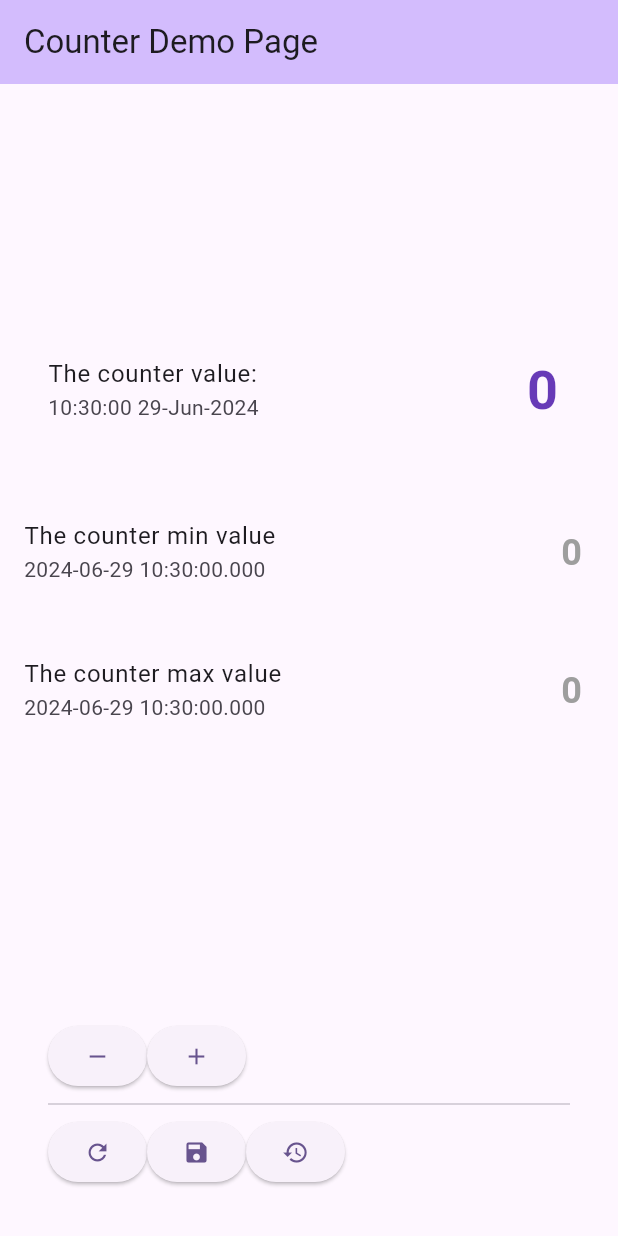
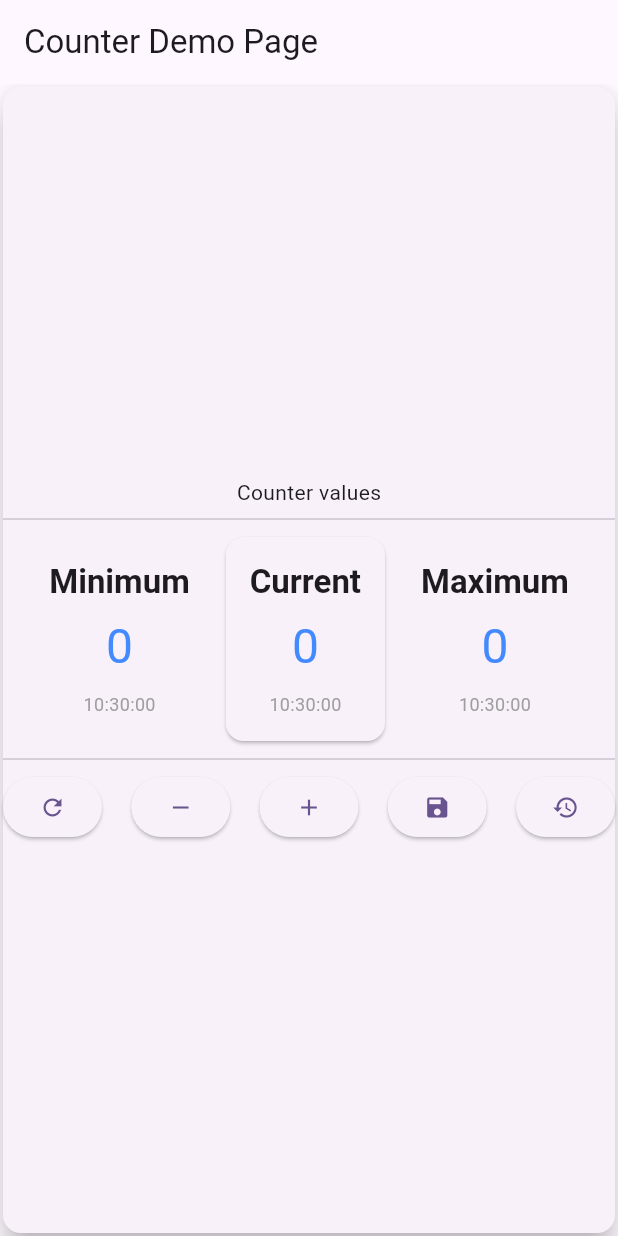
Before and after one commit to xkyony/count2infinity, a Flutter app: the screen it shows after launch, on a phone screen of 412 x 824 dp. Run offline on Flutter 3.47's test engine with Material 3 defaults, Android fonts, the phone set to English and light mode, and no system bars; our stand-ins replace cloud_firestore, firebase_core, flutter_riverpod, flutter_secure_storage, freezed_annotation, logger and 2 more; missing offline and left inert: fake_cloud_firestore; accounts and stored records are empty; generated files the repository leaves out were written again.

Commit message:
feat:counter/show page

```diff
--- a/lib/features/counter/show_page.dart
+++ b/lib/features/counter/show_page.dart
@@ -1,8 +1,8 @@
 import 'package:flutter/material.dart';
 import 'package:flutter_riverpod/flutter_riverpod.dart';
-import 'package:intl/intl.dart';
 import 'package:pharmacy/features/counter/controller.dart';
-import 'package:pharmacy/widgets/async_value_widget.dart';
+import 'model.dart';
+import 'widgets/card.dart';
 
 class CounterShowPage extends ConsumerWidget {
   const CounterShowPage({super.key, required this.title});
@@ -12,107 +12,19 @@ class CounterShowPage extends ConsumerWidget {
   Widget build(BuildContext context, WidgetRef ref) {
     return Scaffold(
       appBar: AppBar(
-        backgroundColor: Theme.of(context).colorScheme.inversePrimary,
         title: Text(title),
       ),
       body: Center(
-        child: AsyncValueWidget(
-          value: ref.watch(currentCounterProvider),
-          data: (counter) {
-            final time = DateFormat('HH:mm:ss dd-MMM-yyyy').format(counter!.at);
-            return Column(
-              mainAxisAlignment: MainAxisAlignment.center,
-              children: <Widget>[
-                Padding(
-                  padding: const EdgeInsets.all(16.0),
-                  child: ListTile(
-                    title: const Text('The counter value:'),
-                    subtitle: Text(
-                      key: const Key('counter_at'),
-                      time,
-                    ),
-                    trailing: Text(
-                      key: const Key('counter_value'),
-                      '${counter.value}',
-                      style:
-                          Theme.of(context).textTheme.headlineLarge?.copyWith(
-                                fontSize: 36,
-                                fontWeight: FontWeight.bold,
-                                color: Colors.deepPurple,
-                              ),
-                    ),
-                  ),
-                ),
-                const SizedBox(height: 20),
-                ListTile(
-                  title: const Text('The counter min value'),
-                  subtitle: Text(
-                    key: const Key('counter_min_at'),
-                    '${counter.minAt}',
-                  ),
-                  trailing: Text(
-                    key: const Key('counter_min_value'),
-                    '${counter.minValue}',
-                    style: Theme.of(context).textTheme.headlineMedium?.copyWith(
-                          fontSize: 24,
-                          fontWeight: FontWeight.bold,
-                          color: Colors.grey,
-                        ),
-                  ),
-                ),
-                const SizedBox(height: 20),
-                ListTile(
-                  title: const Text('The counter max value'),
-                  subtitle: Text(
-                    key: const Key('counter_max_at'),
-                    '${counter.maxAt}',
-                  ),
-                  trailing: Text(
-                    key: const Key('counter_max_value'),
-                    '${counter.maxValue}',
-                    style: Theme.of(context).textTheme.headlineMedium?.copyWith(
-                          fontSize: 24,
-                          fontWeight: FontWeight.bold,
-                          color: Colors.grey,
-                        ),
-                  ),
-                ),
-              ],
-            );
-          },
-        ),
-      ),
-      bottomNavigationBar: Padding(
-        padding: const EdgeInsets.all(32.0),
-        child: Wrap(
-          // mainAxisAlignment: MainAxisAlignment.spaceBetween,
-          children: <Widget>[
-            ElevatedButton(
-              onPressed: ref.read(counterControllerProvider.notifier).decrement,
-              child: const Icon(Icons.remove),
+        child: ref.watch(currentCounterProvider).when(
+              data: (counter) {
+                if (counter == null) {
+                  return CounterCard(counter: Counter.initial());
+                }
+                return CounterCard(counter: counter);
+              },
+              loading: () => const CircularProgressIndicator(),
+              error: (error, stack) => Text('Error: $error'),
             ),
-            ElevatedButton(
-              onPressed: ref.read(counterControllerProvider.notifier).increment,
-              child: const Icon(Icons.add),
-            ),
-            const Divider(),
-            ElevatedButton(
-              onPressed: ref.read(counterControllerProvider.notifier).reset,
-              child: const Icon(Icons.refresh),
-            ),
-            ElevatedButton(
-              onPressed:
-                  ref.read(counterControllerProvider.notifier).saveToLocalDisk,
-              child: const Icon(Icons.save),
-            ),
-            ElevatedButton(
-              onPressed: ref
-                  .read(counterControllerProvider.notifier)
-                  .retrieveFromLocalDisk,
-              child: const Icon(Icons.restore),
-            ),
-          ],
-        ),
       ),
     );
   }
--- /dev/null
+++ b/lib/features/counter/widgets/card.dart
@@ -0,0 +1,82 @@
+import 'package:flutter/material.dart';
+import 'package:flutter_riverpod/flutter_riverpod.dart';
+import 'package:pharmacy/features/counter/controller.dart';
+import '../model.dart';
+import 'column.dart';
+
+class CounterCard extends ConsumerWidget {
+  final Counter counter;
+  const CounterCard({
+    super.key,
+    required this.counter,
+  });
+
+  @override
+  Widget build(BuildContext context, WidgetRef ref) {
+    return Card(
+      elevation: 8,
+      margin: const EdgeInsets.symmetric(vertical: 2, horizontal: 2),
+      shape: RoundedRectangleBorder(borderRadius: BorderRadius.circular(12)),
+      child: Column(
+        crossAxisAlignment: CrossAxisAlignment.center,
+        mainAxisAlignment: MainAxisAlignment.center,
+        children: [
+          const Text('Counter values'),
+          const Divider(height: 16),
+          Wrap(
+            children: [
+              CounterColumn(
+                header: 'Minimum',
+                value: counter.minValue,
+                at: counter.minAt,
+              ),
+              CounterColumn(
+                header: 'Current',
+                value: counter.value,
+                at: counter.at,
+                elevation: 1,
+              ),
+              CounterColumn(
+                header: 'Maximum',
+                value: counter.maxValue,
+                at: counter.maxAt,
+              ),
+            ],
+          ),
+          const Divider(height: 16),
+          OverflowBar(
+            alignment: MainAxisAlignment.spaceBetween,
+            children: [
+              ElevatedButton(
+                onPressed: ref.read(counterControllerProvider.notifier).reset,
+                child: const Icon(Icons.refresh),
+              ),
+              ElevatedButton(
+                onPressed:
+                    ref.read(counterControllerProvider.notifier).decrement,
+                child: const Icon(Icons.remove),
+              ),
+              ElevatedButton(
+                onPressed:
+                    ref.read(counterControllerProvider.notifier).increment,
+                child: const Icon(Icons.add),
+              ),
+              ElevatedButton(
+                onPressed: ref
+                    .read(counterControllerProvider.notifier)
+                    .saveToLocalDisk,
+                child: const Icon(Icons.save),
+              ),
+              ElevatedButton(
+                onPressed: ref
+                    .read(counterControllerProvider.notifier)
+                    .retrieveFromLocalDisk,
+                child: const Icon(Icons.restore),
+              ),
+            ],
+          ),
+        ],
+      ),
+    );
+  }
+}
--- /dev/null
+++ b/lib/features/counter/widgets/column.dart
@@ -0,0 +1,66 @@
+import 'package:flutter/material.dart';
+import 'package:intl/intl.dart';
+
+class CounterColumn extends StatelessWidget {
+  final String header;
+  final int value;
+  final DateTime at;
+  final String dateFormat;
+  final double elevation;
+
+  const CounterColumn({
+    super.key,
+    required this.header,
+    required this.value,
+    required this.at,
+    this.dateFormat = 'HH:mm:ss',
+    this.elevation = 0.0,
+  });
+
+  @override
+  Widget build(BuildContext context) {
+    final formattedDate = DateFormat(dateFormat).format(at);
+
+    return Card(
+      elevation: elevation,
+      // margin: const EdgeInsets.symmetric(
+      //   vertical: 4,
+      //   horizontal: 4,
+      // ),
+      shape: RoundedRectangleBorder(borderRadius: BorderRadius.circular(12)),
+      child: Padding(
+        padding: const EdgeInsets.all(16.0),
+        child: Column(
+          crossAxisAlignment: CrossAxisAlignment.center,
+          children: [
+            Text(
+              header,
+              style: Theme.of(context)
+                  .textTheme
+                  .titleLarge
+                  ?.copyWith(fontWeight: FontWeight.bold),
+            ),
+            const SizedBox(height: 8),
+            Text(
+              key: Key('counter_${header.toLowerCase()}_value'),
+              '$value',
+              style: Theme.of(context).textTheme.headlineSmall?.copyWith(
+                    color: Colors.blueAccent,
+                    fontSize: 32,
+                  ),
+            ),
+            const SizedBox(height: 8),
+            Text(
+              key: Key('counter_${header.toLowerCase()}_at'),
+              formattedDate,
+              style: Theme.of(context).textTheme.bodyMedium?.copyWith(
+                    color: Colors.grey,
+                    fontSize: 12,
+                  ),
+            ),
+          ],
+        ),
+      ),
+    );
+  }
+}
```
Also changed, not shown: 7 other files.
